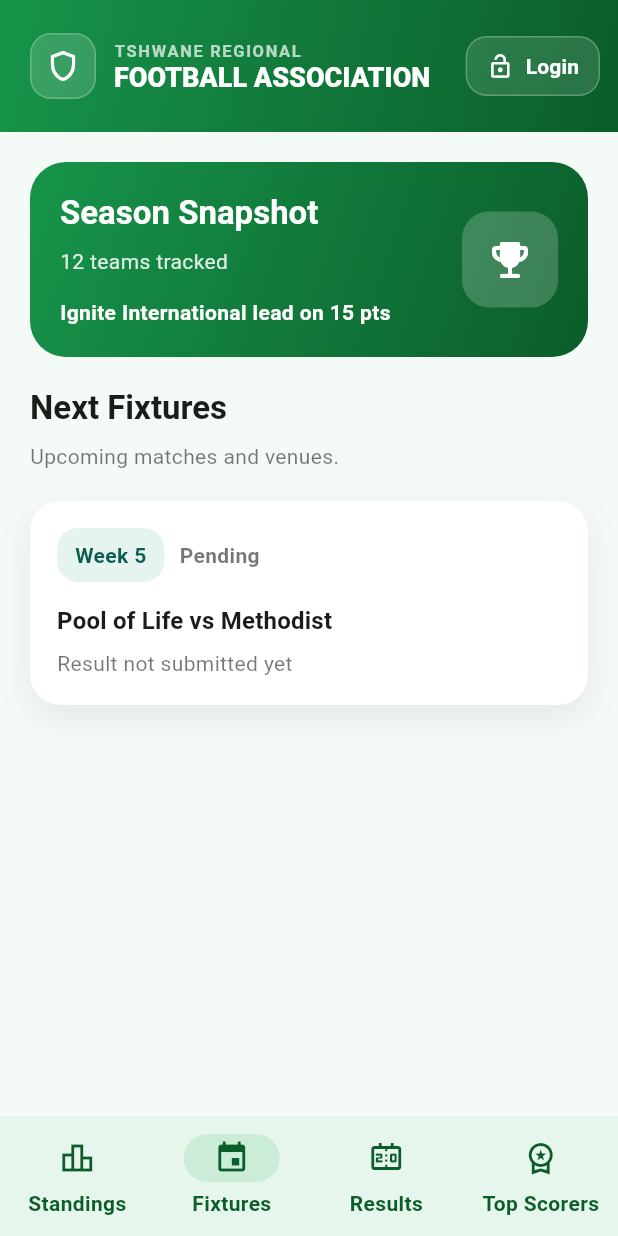
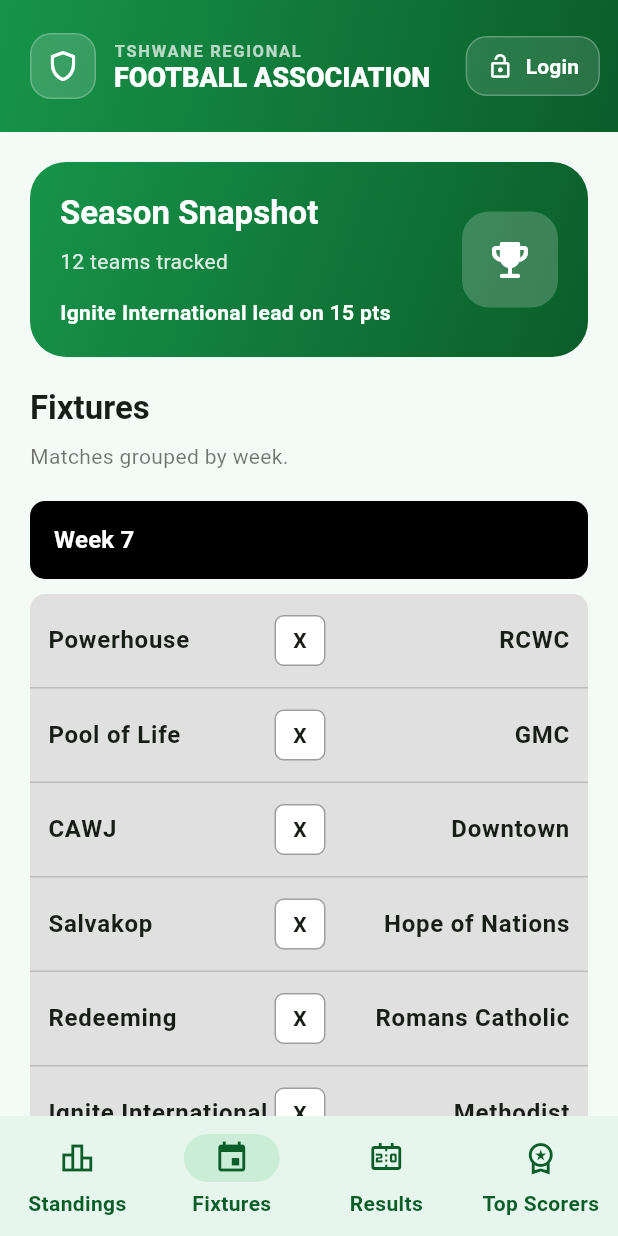
Before and after one commit to samkelo-makeleni/log-standings, a Flutter app: the screen it shows after launch, item 2 of the bottom bar chosen, on a phone screen of 412 x 824 dp. Run offline on Flutter 3.47's test engine with Material 3 defaults, Android fonts, the phone set to English and light mode, and no system bars; our stand-ins replace sqflite, sqflite_common_ffi; accounts and stored records are empty.

Commit message:
updated the results

```diff
--- a/lib/data/repositories/standings_repository.dart
+++ b/lib/data/repositories/standings_repository.dart
@@ -158,11 +158,256 @@ class StandingsRepository {
 
   static const List<MatchFixture> _seedFixtures = [
     MatchFixture(
+      homeTeam: 'Powerhouse',
+      awayTeam: 'RCWC',
+      dateLabel: 'Week 7',
+      timeLabel: 'Pending',
+      venue: 'To be confirmed',
+    ),
+    MatchFixture(
       homeTeam: 'Pool of Life',
+      awayTeam: 'GMC',
+      dateLabel: 'Week 7',
+      timeLabel: 'Pending',
+      venue: 'To be confirmed',
+    ),
+    MatchFixture(
+      homeTeam: 'CAWJ',
+      awayTeam: 'Downtown',
+      dateLabel: 'Week 7',
+      timeLabel: 'Pending',
+      venue: 'To be confirmed',
+    ),
+    MatchFixture(
+      homeTeam: 'Salvakop',
+      awayTeam: 'Hope of Nations',
+      dateLabel: 'Week 7',
+      timeLabel: 'Pending',
+      venue: 'To be confirmed',
+    ),
+    MatchFixture(
+      homeTeam: 'Redeeming',
+      awayTeam: 'Romans Catholic',
+      dateLabel: 'Week 7',
+      timeLabel: 'Pending',
+      venue: 'To be confirmed',
+    ),
+    MatchFixture(
+      homeTeam: 'Ignite International',
       awayTeam: 'Methodist',
-      dateLabel: 'Week 5',
+      dateLabel: 'Week 7',
       timeLabel: 'Pending',
-      venue: 'Result not submitted yet',
+      venue: 'To be confirmed',
+    ),
+    MatchFixture(
+      homeTeam: 'Pool of Life',
+      awayTeam: 'Powerhouse',
+      dateLabel: 'Week 8',
+      timeLabel: 'Pending',
+      venue: 'To be confirmed',
+    ),
+    MatchFixture(
+      homeTeam: 'RCWC',
+      awayTeam: 'CAWJ',
+      dateLabel: 'Week 8',
+      timeLabel: 'Pending',
+      venue: 'To be confirmed',
+    ),
+    MatchFixture(
+      homeTeam: 'GMC',
+      awayTeam: 'Salvakop',
+      dateLabel: 'Week 8',
+      timeLabel: 'Pending',
+      venue: 'To be confirmed',
+    ),
+    MatchFixture(
+      homeTeam: 'Downtown',
+      awayTeam: 'Redeeming',
+      dateLabel: 'Week 8',
+      timeLabel: 'Pending',
+      venue: 'To be confirmed',
+    ),
+    MatchFixture(
+      homeTeam: 'Hope of Nations',
+      awayTeam: 'Ignite International',
+      dateLabel: 'Week 8',
+      timeLabel: 'Pending',
+      venue: 'To be confirmed',
+    ),
+    MatchFixture(
+      homeTeam: 'Romans Catholic',
+      awayTeam: 'Methodist',
+      dateLabel: 'Week 8',
+      timeLabel: 'Pending',
+      venue: 'To be confirmed',
+    ),
+    MatchFixture(
+      homeTeam: 'Powerhouse',
+      awayTeam: 'CAWJ',
+      dateLabel: 'Week 9',
+      timeLabel: 'Pending',
+      venue: 'To be confirmed',
+    ),
+    MatchFixture(
+      homeTeam: 'Salvakop',
+      awayTeam: 'Pool of Life',
+      dateLabel: 'Week 9',
+      timeLabel: 'Pending',
+      venue: 'To be confirmed',
+    ),
+    MatchFixture(
+      homeTeam: 'Redeeming',
+      awayTeam: 'RCWC',
+      dateLabel: 'Week 9',
+      timeLabel: 'Pending',
+      venue: 'To be confirmed',
+    ),
+    MatchFixture(
+      homeTeam: 'Ignite International',
+      awayTeam: 'GMC',
+      dateLabel: 'Week 9',
+      timeLabel: 'Pending',
+      venue: 'To be confirmed',
+    ),
+    MatchFixture(
+      homeTeam: 'Methodist',
+      awayTeam: 'Downtown',
+      dateLabel: 'Week 9',
+      timeLabel: 'Pending',
+      venue: 'To be confirmed',
+    ),
+    MatchFixture(
+      homeTeam: 'Romans Catholic',
+      awayTeam: 'Hope of Nations',
+      dateLabel: 'Week 9',
+      timeLabel: 'Pending',
+      venue: 'To be confirmed',
+    ),
+    MatchFixture(
+      homeTeam: 'Salvakop',
+      awayTeam: 'Powerhouse',
+      dateLabel: 'Week 10',
+      timeLabel: 'Pending',
+      venue: 'To be confirmed',
+    ),
+    MatchFixture(
+      homeTeam: 'CAWJ',
+      awayTeam: 'Redeeming',
+      dateLabel: 'Week 10',
+      timeLabel: 'Pending',
+      venue: 'To be confirmed',
+    ),
+    MatchFixture(
+      homeTeam: 'Pool of Life',
+      awayTeam: 'Ignite International',
+      dateLabel: 'Week 10',
+      timeLabel: 'Pending',
+      venue: 'To be confirmed',
+    ),
+    MatchFixture(
+      homeTeam: 'RCWC',
+      awayTeam: 'Methodist',
+      dateLabel: 'Week 10',
+      timeLabel: 'Pending',
+      venue: 'To be confirmed',
+    ),
+    MatchFixture(
+      homeTeam: 'GMC',
+      awayTeam: 'Romans Catholic',
+      dateLabel: 'Week 10',
+      timeLabel: 'Pending',
+      venue: 'To be confirmed',
+    ),
+    MatchFixture(
+      homeTeam: 'Downtown',
+      awayTeam: 'Hope of Nations',
+      dateLabel: 'Week 10',
+      timeLabel: 'Pending',
+      venue: 'To be confirmed',
+    ),
+    MatchFixture(
+      homeTeam: 'Powerhouse',
+      awayTeam: 'Redeeming',
+      dateLabel: 'Week 11',
+      timeLabel: 'Pending',
+      venue: 'To be confirmed',
+    ),
+    MatchFixture(
+      homeTeam: 'Ignite International',
+      awayTeam: 'Salvakop',
+      dateLabel: 'Week 11',
+      timeLabel: 'Pending',
+      venue: 'To be confirmed',
+    ),
+    MatchFixture(
+      homeTeam: 'Methodist',
+      awayTeam: 'CAWJ',
+      dateLabel: 'Week 11',
+      timeLabel: 'Pending',
+      venue: 'To be confirmed',
+    ),
+    MatchFixture(
+      homeTeam: 'Romans Catholic',
+      awayTeam: 'Pool of Life',
+      dateLabel: 'Week 11',
+      timeLabel: 'Pending',
+      venue: 'To be confirmed',
+    ),
+    MatchFixture(
+      homeTeam: 'Hope of Nations',
+      awayTeam: 'RCWC',
+      dateLabel: 'Week 11',
+      timeLabel: 'Pending',
+      venue: 'To be confirmed',
+    ),
+    MatchFixture(
+      homeTeam: 'Downtown',
+      awayTeam: 'GMC',
+      dateLabel: 'Week 11',
+      timeLabel: 'Pending',
+      venue: 'To be confirmed',
+    ),
+    MatchFixture(
+      homeTeam: 'Ignite International',
+      awayTeam: 'Powerhouse',
+      dateLabel: 'Week 12',
+      timeLabel: 'Pending',
+      venue: 'To be confirmed',
+    ),
+    MatchFixture(
+      homeTeam: 'Redeeming',
+      awayTeam: 'Methodist',
+      dateLabel: 'Week 12',
+      timeLabel: 'Pending',
+      venue: 'To be confirmed',
+    ),
+    MatchFixture(
+      homeTeam: 'Salvakop',
+      awayTeam: 'Romans Catholic',
+      dateLabel: 'Week 12',
+      timeLabel: 'Pending',
+      venue: 'To be confirmed',
+    ),
+    MatchFixture(
+      homeTeam: 'CAWJ',
+      awayTeam: 'Hope of Nations',
+      dateLabel: 'Week 12',
+      timeLabel: 'Pending',
+      venue: 'To be confirmed',
+    ),
+    MatchFixture(
+      homeTeam: 'Pool of Life',
+      awayTeam: 'Downtown',
+      dateLabel: 'Week 12',
+      timeLabel: 'Pending',
+      venue: 'To be confirmed',
+    ),
+    MatchFixture(
+      homeTeam: 'RCWC',
+      awayTeam: 'GMC',
+      dateLabel: 'Week 12',
+      timeLabel: 'Pending',
+      venue: 'To be confirmed',
     ),
   ];
 
--- a/lib/widgets/fixtures_tab.dart
+++ b/lib/widgets/fixtures_tab.dart
@@ -1,8 +1,8 @@
 import 'package:flutter/material.dart';
 import 'package:provider/provider.dart';
 
+import '../data/models/match_fixture.dart';
 import '../viewmodels/standings_view_model.dart';
-import 'fixture_tile.dart';
 
 class FixturesTab extends StatelessWidget {
   const FixturesTab({super.key});
@@ -10,30 +10,125 @@ class FixturesTab extends StatelessWidget {
   @override
   Widget build(BuildContext context) {
     final fixtures = context.watch<StandingsViewModel>().fixtures;
+    final fixtureGroups = <String, List<MatchFixture>>{};
+
+    for (final fixture in fixtures) {
+      fixtureGroups.putIfAbsent(fixture.dateLabel, () => []).add(fixture);
+    }
 
     return ListView(
       padding: const EdgeInsets.all(20),
       children: [
         Text(
-          'Next Fixtures',
+          'Fixtures',
           style: Theme.of(
             context,
           ).textTheme.titleLarge?.copyWith(fontWeight: FontWeight.w700),
         ),
         const SizedBox(height: 8),
         Text(
-          'Upcoming matches and venues.',
+          'Matches grouped by week.',
           style: Theme.of(
             context,
           ).textTheme.bodyMedium?.copyWith(color: Colors.black54),
         ),
         const SizedBox(height: 20),
-        ...fixtures.map(
-          (fixture) => Padding(
-            padding: const EdgeInsets.only(bottom: 14),
-            child: FixtureTile(fixture: fixture),
+        if (fixtureGroups.isEmpty)
+          Text(
+            'No upcoming fixtures at the moment.',
+            style: Theme.of(context).textTheme.bodyMedium?.copyWith(
+                  color: Colors.black54,
+                ),
           ),
-        ),
+        for (final week in fixtureGroups.keys) ...[
+          Container(
+            padding: const EdgeInsets.symmetric(vertical: 14, horizontal: 16),
+            decoration: BoxDecoration(
+              color: Colors.black,
+              borderRadius: BorderRadius.circular(10),
+            ),
+            child: Text(
+              week,
+              style: Theme.of(context).textTheme.titleMedium?.copyWith(
+                    color: Colors.white,
+                    fontWeight: FontWeight.w700,
+                  ),
+            ),
+          ),
+          const SizedBox(height: 10),
+          Container(
+            decoration: BoxDecoration(
+              color: Colors.grey.shade300,
+              borderRadius: BorderRadius.circular(10),
+            ),
+            child: Column(
+              children: fixtureGroups[week]!.map(
+                (fixture) {
+                  final isLast = fixtureGroups[week]!.last == fixture;
+                  return Container(
+                    padding: const EdgeInsets.symmetric(
+                      vertical: 14,
+                      horizontal: 12,
+                    ),
+                    decoration: BoxDecoration(
+                      border: isLast
+                          ? null
+                          : Border(
+                              bottom: BorderSide(
+                                color: Colors.grey.shade400,
+                                width: 1,
+                              ),
+                            ),
+                    ),
+                    child: Row(
+                      children: [
+                        Expanded(
+                          child: Text(
+                            fixture.homeTeam,
+                            style: Theme.of(context).textTheme.bodyLarge?.copyWith(
+                                  fontWeight: FontWeight.w600,
+                                ),
+                          ),
+                        ),
+                        Container(
+                          width: 34,
+                          height: 34,
+                          decoration: BoxDecoration(
+                            color: Colors.white,
+                            borderRadius: BorderRadius.circular(6),
+                            border: Border.all(
+                              color: Colors.grey.shade500,
+                              width: 1,
+                            ),
+                          ),
+                          child: Center(
+                            child: Text(
+                              'X',
+                              style: Theme.of(context).textTheme.bodyMedium?.copyWith(
+                                    fontWeight: FontWeight.w700,
+                                  ),
+                            ),
+                          ),
+                        ),
+                        const SizedBox(width: 12),
+                        Expanded(
+                          child: Text(
+                            fixture.awayTeam,
+                            textAlign: TextAlign.right,
+                            style: Theme.of(context).textTheme.bodyLarge?.copyWith(
+                                  fontWeight: FontWeight.w600,
+                                ),
+                          ),
+                        ),
+                      ],
+                    ),
+                  );
+                },
+              ).toList(),
+            ),
+          ),
+          const SizedBox(height: 18),
+        ],
       ],
     );
   }
```
Also changed, not shown: pubspec.yaml (+3 -65 lines), pubspec.lock, 2359 other files.
